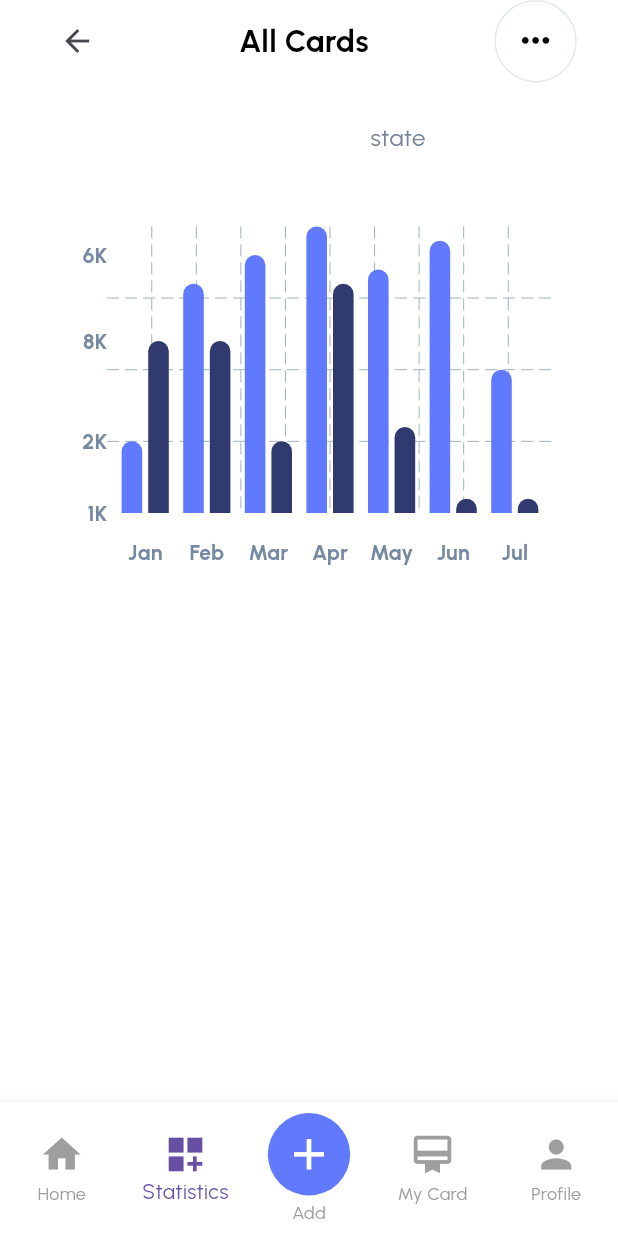
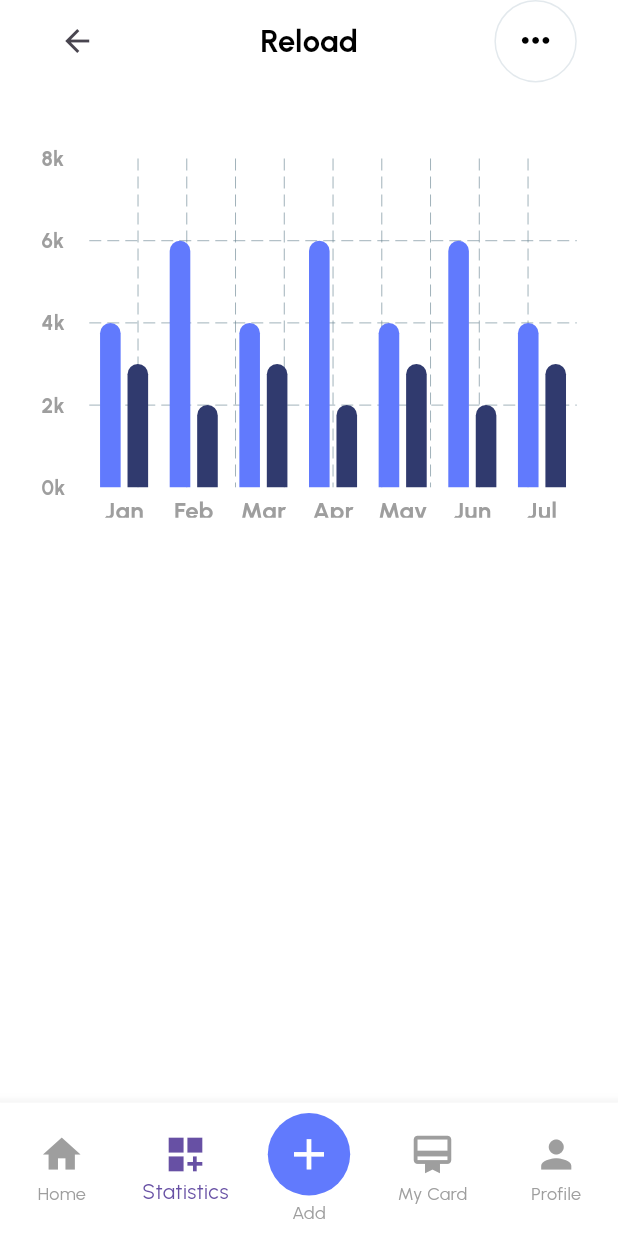
Before and after one commit to konynour/FINANCE_UI, a Flutter app: the MainScreen screen opened by its route, item 2 of the bottom bar chosen, on a phone screen of 412 x 824 dp. Run offline on Flutter 3.47's test engine with Material 3 defaults, Android fonts, the phone set to English and light mode, and no system bars; drawn by our look-alikes of fl_chart; our stand-ins replace carousel_slider, dots_indicator, flutter_screenutil, flutter_svg, go_router, pin_code_fields.

Commit message:
Initial commit

```diff
--- a/lib/features/mainscreen/main_screen.dart
+++ b/lib/features/mainscreen/main_screen.dart
@@ -17,7 +17,12 @@ class _MainScreenState extends State<MainScreen> {
   int currentindex = 0;
   List<Widget> screen = [
     const HomeScreen(),
-     StatisticsScreen(),
+    const StatisticsScreen(
+  title: "Statistics",
+  iconDate2: Icons.bar_chart,
+  description: "Your monthly financial overview",
+),
+
     Container(
       width: double.infinity,
       height: double.infinity,
--- a/lib/features/statistics/statistics.dart
+++ b/lib/features/statistics/statistics.dart
@@ -1,65 +1,50 @@
-import 'package:finance_ui/core/styleling/wiget/spacing_widgets.dart';
+import 'package:finance_ui/core/styleling/app_corlors.dart';
+import 'package:finance_ui/core/styleling/app_styles.dart';
 import 'package:fl_chart/fl_chart.dart';
 import 'package:flutter/material.dart';
 import 'package:flutter_screenutil/flutter_screenutil.dart';
 
 class StatisticsScreen extends StatefulWidget {
-  StatisticsScreen({super.key});
+  final String description;
+  final String title;
+  final IconData iconDate2;
 
-  final Color leftBarColor = const Color(0xff617AFD);
-  final Color rightBarColor = const Color(0xff303A6E);
+  const StatisticsScreen({
+    super.key,
+    required this.description,
+    required this.title,
+    required this.iconDate2,
+  });
 
   @override
   State<StatisticsScreen> createState() => _StatisticsScreenState();
 }
 
 class _StatisticsScreenState extends State<StatisticsScreen> {
-  final double width = 12.w;
-
-  late List<BarChartGroupData> rawBarGroups;
-  late List<BarChartGroupData> showingBarGroups;
-
-  int touchedGroupIndex = -1;
-
-  @override
-  void initState() {
-    super.initState();
-
-    final barGroups = [
-      makeGroupData(0, 5, 12),
-      makeGroupData(1, 16, 12),
-      makeGroupData(2, 18, 5),
-      makeGroupData(3, 20, 16),
-      makeGroupData(4, 17, 6),
-      makeGroupData(5, 19, 1),
-      makeGroupData(6, 10, 1),
-    ];
-
-    rawBarGroups = barGroups;
-    showingBarGroups = rawBarGroups;
-  }
-
   @override
   Widget build(BuildContext context) {
     return Padding(
       padding: EdgeInsets.symmetric(horizontal: 24.w),
+      child: SingleChildScrollView(
         child: Column(
           children: [
-          heightspace(18),
-          // ✅ Header Row
-          Row(
-            mainAxisAlignment: MainAxisAlignment.spaceBetween,
+            Stack(
+              alignment: Alignment.center,
               children: [
-              const BackButton(),
-              Text(
-                "All Cards",
-                style: TextStyle(
-                  fontSize: 18.sp,
-                  fontWeight: FontWeight.bold,
-                  color: Colors.black,
+                // Back Button on the left
+                Align(
+                  alignment: Alignment.centerLeft,
+                  child: const BackButton(),
                 ),
+
+                // Title in the center
+                Center(
+                  child: Text("Reload", style: AppStyles.black18BoldStyle),
                 ),
-              Container(
+                SizedBox(height: 20), // More icon on the right
+                Align(
+                  alignment: Alignment.centerRight,
+                  child: Container(
                     width: 48.w,
                     height: 48.w,
                     alignment: Alignment.center,
@@ -73,197 +58,133 @@ class _StatisticsScreenState extends State<StatisticsScreen> {
                     child: Icon(
                       Icons.more_horiz,
                       size: 24.sp,
-                  color: const Color(0xff000000),
+                      color: Color(0xff000000),
+                    ),
                   ),
                 ),
               ],
             ),
-          heightspace(20),
-          AspectRatio(
-            aspectRatio: 1,
-            child: Padding(
-              padding: const EdgeInsets.all(16),
-              child: Column(
-                crossAxisAlignment: CrossAxisAlignment.stretch,
-                children: <Widget>[
-                  Row(
-                    mainAxisSize: MainAxisSize.min,
-                    children: <Widget>[
-                      makeTransactionsIcon(),
-                      const SizedBox(width: 38),
-                      const Text(
-                        'Transactions',
-                        style: TextStyle(color: Colors.white, fontSize: 22),
-                      ),
-                      const SizedBox(width: 4),
-                      const Text(
-                        'state',
-                        style: TextStyle(
-                          color: Color(0xff77839a),
-                          fontSize: 16,
+            SizedBox(height: 50.h),
+            SizedBox(
+              height: 236.h,
+              width: double.infinity,
+              child: BarChart(
+                BarChartData(
+                  titlesData: titlesData,
+                  borderData: borderData,
+                  barGroups: barGroups,
+                  gridData: const FlGridData(show: true),
+                  alignment: BarChartAlignment.spaceAround,
+                  maxY: 8,
                 ),
               ),
+            ),
+            SizedBox(height: 20),
+            // Add your other widgets here if needed
           ],
         ),
-                  const SizedBox(height: 38),
-                  Expanded(
-                    child: BarChart(
-                      BarChartData(
-                        maxY: 20,
-                        barTouchData: BarTouchData(
-                          touchTooltipData: BarTouchTooltipData(
-                            getTooltipColor: (group) => Colors.grey,
-                            getTooltipItem: (a, b, c, d) => null,
       ),
-                          touchCallback: (FlTouchEvent event, response) {
-                            if (response == null || response.spot == null) {
-                              setState(() {
-                                touchedGroupIndex = -1;
-                                showingBarGroups = List.of(rawBarGroups);
-                              });
-                              return;
+    );
   }
 
-                            touchedGroupIndex =
-                                response.spot!.touchedBarGroupIndex;
-
-                            setState(() {
-                              if (!event.isInterestedForInteractions) {
-                                touchedGroupIndex = -1;
-                                showingBarGroups = List.of(rawBarGroups);
-                                return;
+  Widget getTitles(double value, TitleMeta meta) {
+    final style = TextStyle(
+      color: Colors.grey,
+      fontWeight: FontWeight.bold,
+      fontSize: 14.sp,
+    );
+    String text;
+    switch (value.toInt()) {
+      case 0:
+        text = 'Jan';
+        break;
+      case 1:
+        text = 'Feb';
+        break;
+      case 2:
+        text = 'Mar';
+        break;
+      case 3:
+        text = 'Apr';
+        break;
+      case 4:
+        text = 'May';
+        break; // Fixed typo from 'Jaun' to 'May'
+      case 5:
+        text = 'Jun';
+        break; // Fixed typo from 'July' to 'Jun'
+      case 6:
+        text = 'Jul';
+        break; // Fixed typo from 'Sn' to 'Jul'
+      default:
+        text = '';
+        break;
+    }
+    return SideTitleWidget(
+      space: 4,
+      meta: meta,
+      child: Text(text, style: style),
+    );
   }
 
-                              showingBarGroups = List.of(rawBarGroups);
-                            });
-                          },
-                        ),
-                        titlesData: FlTitlesData(
+  FlTitlesData get titlesData => FlTitlesData(
     show: true,
-                          rightTitles: const AxisTitles(
-                            sideTitles: SideTitles(showTitles: false),
-                          ),
-                          topTitles: const AxisTitles(
-                            sideTitles: SideTitles(showTitles: false),
-                          ),
     bottomTitles: AxisTitles(
       sideTitles: SideTitles(
         showTitles: true,
-                              getTitlesWidget: bottomTitles,
-                              reservedSize: 42,
+        reservedSize: 20.h,
+        interval: 1,
+        getTitlesWidget: getTitles,
       ),
     ),
     leftTitles: AxisTitles(
       sideTitles: SideTitles(
         showTitles: true,
-                              reservedSize: 28,
-                              interval: 1,
-                              getTitlesWidget: leftTitles,
+        interval: 2,
+        reservedSize: 28.w,
+        getTitlesWidget: (value, meta) {
+          return Text(
+            "${value.toInt()}k",
+            style: TextStyle(
+              color: Colors.grey,
+              fontWeight: FontWeight.bold,
+              fontSize: 12.sp,
+            ),
+          );
+        },
       ),
     ),
-                        ),
-                        borderData: FlBorderData(show: false),
-                        barGroups: showingBarGroups,
-                        gridData: const FlGridData(show: true),
-                      ),
-                    ),
-                  ),
-                  const SizedBox(height: 12),
-                ],
-              ),
-            ),
-          ),
-        ],
-      ),
-    );
-  }
-
-  Widget leftTitles(double value, TitleMeta meta) {
-    const style = TextStyle(
-      color: Color(0xff7589a2),
-      fontWeight: FontWeight.bold,
-      fontSize: 14,
+    topTitles: const AxisTitles(sideTitles: SideTitles(showTitles: false)),
+    rightTitles: const AxisTitles(sideTitles: SideTitles(showTitles: false)),
   );
 
-    String text;
-    if (value == 0) {
-      text = '1K';
-    } else if (value == 5) {
-      text = '2K';
-    } else if (value == 18) {
-      text = '6K';
-    } else if (value == 12) {
-      text = '8K';
-    } else {
-      return Container();
-    }
+  FlBorderData get borderData => FlBorderData(show: false);
 
-    return SideTitleWidget(
-      meta: meta,
-      space: 0,
-      child: Text(text, style: style),
-    );
-  }
-
-  Widget bottomTitles(double value, TitleMeta meta) {
-    final titles = ['Jan', 'Feb', 'Mar', 'Apr', 'May', 'Jun', 'Jul'];
-
-    final Widget text = Text(
-      titles[value.toInt()],
-      style: const TextStyle(
-        color: Color(0xff7589a2),
-        fontWeight: FontWeight.bold,
-        fontSize: 14,
-      ),
-    );
-
-    return SideTitleWidget(meta: meta, space: 16, child: text);
-  }
-
-  BarChartGroupData makeGroupData(int x, double y1, double y2) {
-    return BarChartGroupData(
-      barsSpace: 4,
-      x: x,
+  List<BarChartGroupData> get barGroups => [
+    for (int i = 0; i < 7; i++) // Changed from 5 to 7 to match month count
+      BarChartGroupData(
+        x: i,
+        barsSpace: 4.w,
         barRods: [
           BarChartRodData(
-          toY: y1,
-          color: widget.leftBarColor,
-          width: width,
+            toY: (i % 2 == 0) ? 4 : 6, // Varying heights for visual interest
+            color: AppCorlors.primarycolor,
+            width: 12.w,
             borderRadius: BorderRadius.only(
               topRight: Radius.circular(8.r),
               topLeft: Radius.circular(8.r),
             ),
           ),
           BarChartRodData(
-          toY: y2,
-          color: widget.rightBarColor,
-          width: width,
+            toY: (i % 2 == 0) ? 3 : 2,
+            color: const Color(0xff303A6E),
+            width: 12.w,
             borderRadius: BorderRadius.only(
               topRight: Radius.circular(8.r),
               topLeft: Radius.circular(8.r),
             ),
           ),
         ],
-    );
+      ),
+  ];
 }
-
-  Widget makeTransactionsIcon() {
-    const width = 4.5;
-    const space = 3.5;
-
-    return Row(
-      mainAxisSize: MainAxisSize.min,
-      children: <Widget>[
-        Container(width: width, height: 10, color: Colors.white.withOpacity(0.4)),
-        const SizedBox(width: space),
-        Container(width: width, height: 28, color: Colors.white.withOpacity(0.8)),
-        const SizedBox(width: space),
-        Container(width: width, height: 42, color: Colors.white),
-        const SizedBox(width: space),
-        Container(width: width, height: 28, color: Colors.white.withOpacity(0.8)),
-        const SizedBox(width: space),
-        Container(width: width, height: 10, color: Colors.white.withOpacity(0.4)),
-      ],
-    );
-  }
-}
```
Lines whose indentation alone changed are shown as unchanged.
